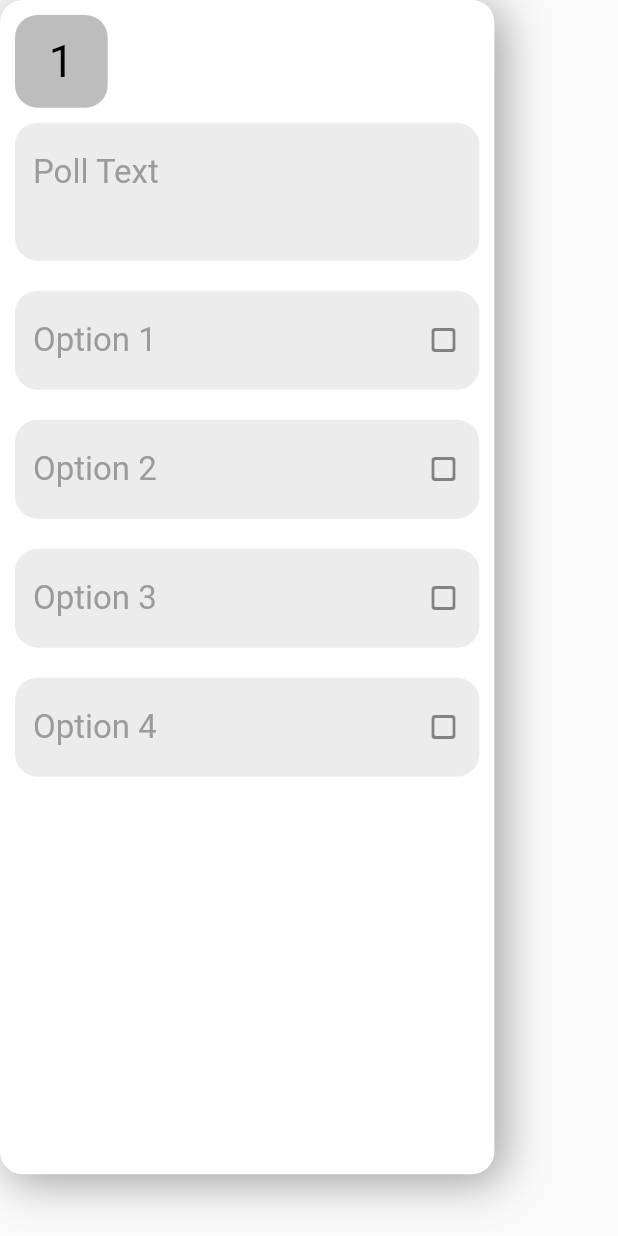
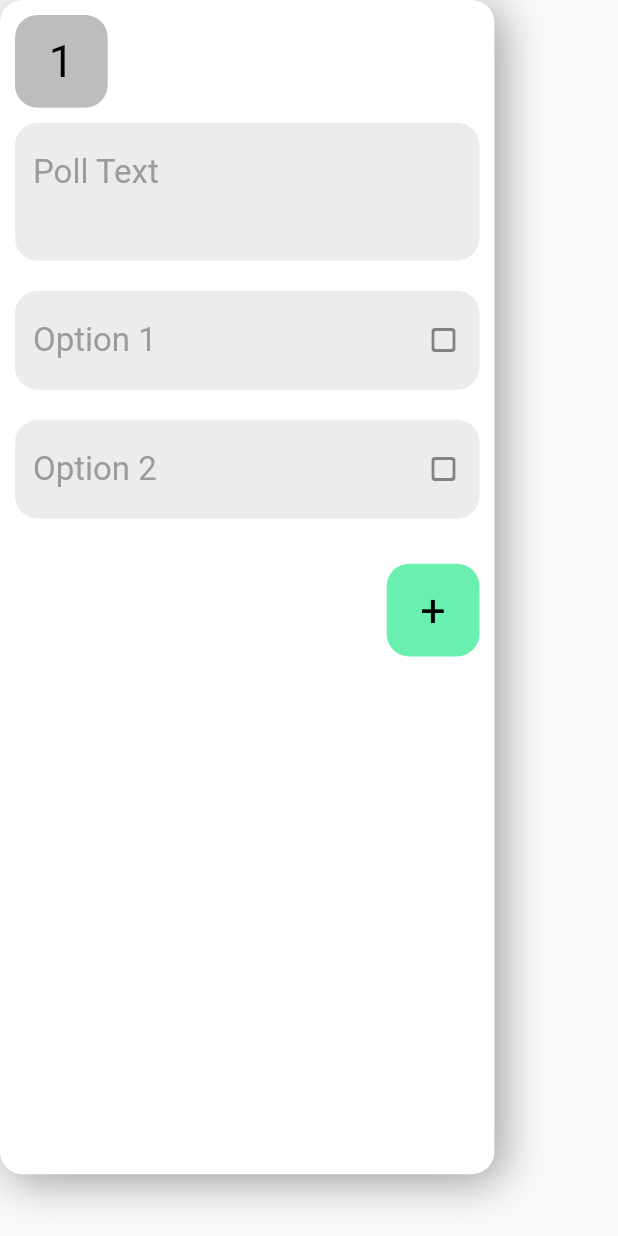
Before and after one commit to FEUP-ESOF-2020-21/open-cx-t6g3-its, a Flutter app: the PollCreateCard widget shown alone on an empty page, opened directly, on a phone screen of 412 x 824 dp. Run offline on Flutter 3.47's test engine with Material 2 defaults, Android fonts, the phone set to English and light mode, and no system bars; our stand-ins replace cloud_firestore, firebase_auth, firebase_core, google_sign_in; missing offline and left inert: flutter_statusbarcolor; accounts and stored records are empty.

Commit message:
🚧 Adding options

```diff
--- a/whowhat/lib/widgets/PollCreateCard.dart
+++ b/whowhat/lib/widgets/PollCreateCard.dart
@@ -1,9 +1,80 @@
 import 'package:flutter/material.dart';
 import 'package:whowhat/widgets/TextBox.dart';
 
-class PollCreateCard extends StatelessWidget {
+Widget Option(text) {
+  return Padding(
+    padding: EdgeInsets.all(10),
+    child: TextBox(
+      placeholder: text,
+      textInputType: TextInputType.text,
+      obscureText: false,
+      radio: true,
+      size: 1,
+    ),
+  );
+}
+
+Widget SmallButton(context, text, color, function) {
+  return InkWell(
+      child: Padding(
+          padding: EdgeInsets.only(top: 10, left: 10),
+          child: Align(
+              alignment: Alignment.centerLeft,
+              child: Container(
+                alignment: Alignment.topLeft,
+                height: MediaQuery.of(context).size.width * 0.15,
+                width: MediaQuery.of(context).size.width * 0.15,
+                decoration: BoxDecoration(
+                  borderRadius: BorderRadius.all(Radius.circular(15)),
+                  color: color,
+                ),
+                child: Align(
+                    alignment: Alignment.center,
+                    child: Text(
+                      text,
+                      textAlign: TextAlign.left,
+                      style: TextStyle(
+                          color: Colors.black,
+                          fontFamily: 'Roboto',
+                          fontWeight: FontWeight.w400,
+                          fontSize: 30),
+                    )),
+              ))),
+      onTap: function);
+}
+
+class PollCreateCard extends StatefulWidget {
   final int number;
   PollCreateCard({Key key, this.number}) : super(key: key);
+
+  @override
+  _MyPollCreateCardState createState() => _MyPollCreateCardState(this.number);
+}
+
+class _MyPollCreateCardState extends State<PollCreateCard> {
+  final int number;
+
+  _MyPollCreateCardState(this.number);
+
+  int numOptions = 2;
+
+  List<Widget> options = [
+    Option('Option 1'),
+    Option('Option 2'),
+  ];
+
+  void _addOption() {
+    setState(() {
+      if (numOptions < 4) {
+        numOptions++;
+        options.add(Option('Option ' + numOptions.toString()));
+      }
+    });
+  }
+
+  List<Widget> _getOptions() {
+    return options;
+  }
 
   @override
   Widget build(BuildContext context) {
@@ -48,46 +119,16 @@ class PollCreateCard extends StatelessWidget {
                   size: 2,
                 ),
               ),
+              Column(children: _getOptions()),
               Padding(
-                padding: EdgeInsets.all(10),
-                child: TextBox(
-                  placeholder: 'Option 1',
-                  textInputType: TextInputType.text,
-                  obscureText: false,
-                  radio: true,
-                  size: 1,
-                ),
-              ),
-              Padding(
-                padding: EdgeInsets.all(10),
-                child: TextBox(
-                  placeholder: 'Option 2',
-                  textInputType: TextInputType.text,
-                  obscureText: false,
-                  radio: true,
-                  size: 1,
-                ),
-              ),
-              Padding(
-                padding: EdgeInsets.all(10),
-                child: TextBox(
-                  placeholder: 'Option 3',
-                  textInputType: TextInputType.text,
-                  obscureText: false,
-                  radio: true,
-                  size: 1,
-                ),
-              ),
-              Padding(
-                padding: EdgeInsets.all(10),
-                child: TextBox(
-                  placeholder: 'Option 4',
-                  textInputType: TextInputType.text,
-                  obscureText: false,
-                  radio: true,
-                  size: 1,
-                ),
-              ),
+                  padding: EdgeInsets.all(10),
+                  child: Row(
+                    mainAxisAlignment: MainAxisAlignment.end,
+                    children: [
+                      SmallButton(
+                          context, '+', Colors.greenAccent, () => _addOption()),
+                    ],
+                  )),
             ],
           ),
           decoration: BoxDecoration(
```
